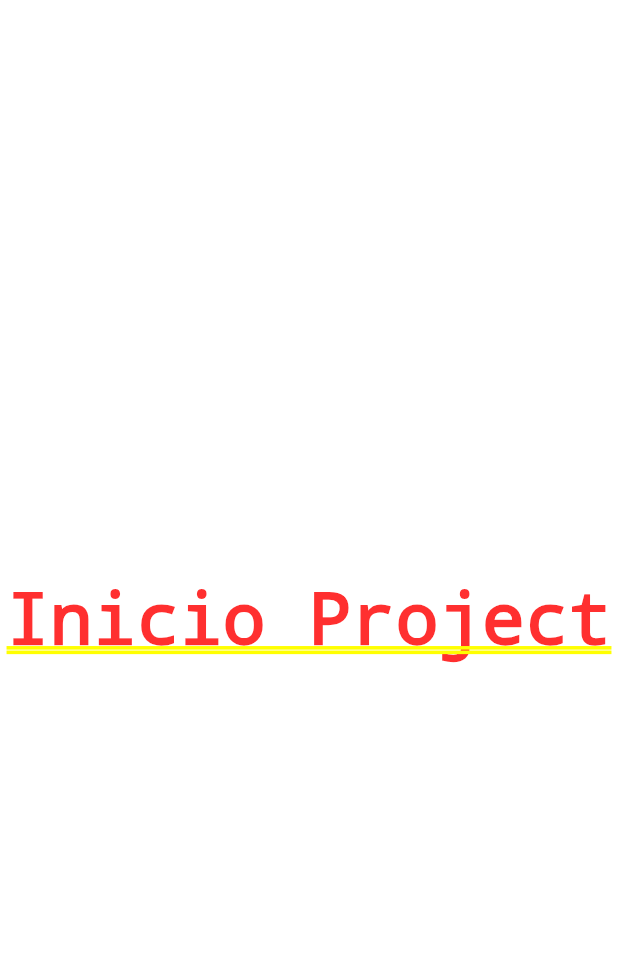
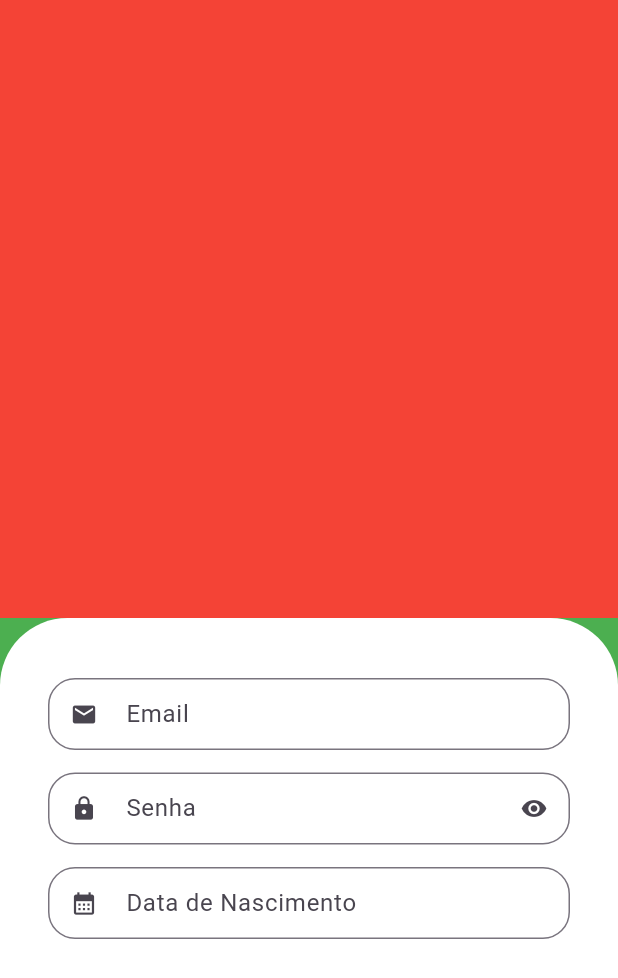
Before and after one commit to rodrigoSouza1984/classifields_apk-FLUTTER, a Flutter app: the screen it shows after launch, on a phone screen of 412 x 824 dp. Shown: the top 978 px of the screen. Run offline on Flutter 3.47's test engine with Material 2 defaults, Android fonts, the phone set to English and light mode, and no system bars.

Commit message:
feat: add intl plugin to format date, and color default apk create a file component input to use in formularios too crate page login and splash

```diff
--- a/lib/main.dart
+++ b/lib/main.dart
@@ -1,4 +1,5 @@
 import 'package:classifields_apk_flutter/src/pages/signIn/sign_in_screen.dart';
+import 'package:classifields_apk_flutter/src/pages/splashScreen/splash_screen.dart';
 import 'package:flutter/material.dart';
 
 void main() {
@@ -14,10 +15,10 @@ class MyApp extends StatelessWidget {
       title: 'Flutter Demo',
       debugShowCheckedModeBanner: false,
       theme: ThemeData(
-        colorScheme: ColorScheme.fromSeed(seedColor: Colors.deepPurple),
+        primarySwatch: Colors.green,
         useMaterial3: true,
       ),
-      home: const SignInScreen(),
+      home: SignInScreen(),
     );
   }
 }
--- /dev/null
+++ b/lib/src/components/input_component.dart
@@ -0,0 +1,105 @@
+import 'package:flutter/material.dart';
+import 'package:classifields_apk_flutter/src/utils/format_date.dart';
+
+class InputComponent extends StatefulWidget {
+
+  final IconData icon;
+  final String label;
+  final bool readOnly;
+  final bool isDate;
+  final bool isSecret;
+  final TextInputType? keyboardType;
+  final TextEditingController? controller;
+
+  bool isObscure = false;//don't need receive by constructor
+
+  InputComponent({
+    Key? key,
+    required this.icon,
+    required this.label,
+    this.readOnly = false,
+    this.keyboardType,
+    this.isDate = false,
+    this.isSecret = false,
+    this.controller,
+    }) : super(key: key);
+
+  @override
+  State<InputComponent> createState() => _InputComponentState();
+}
+
+class _InputComponentState extends State<InputComponent> {
+
+  final FormatDate formatDate = FormatDate();
+
+  DateTime? _selectedDate;
+
+  DateTime date = DateTime(2000, 01, 01);
+  bool hasDate = false;
+
+  bool isObscure = false;
+
+  //funcao para selecionar data
+  Future<void> selectDate(BuildContext context) async {
+    DateTime now = DateTime.now();
+
+    DateTime? newDate = await showDatePicker(
+      context: context,
+      initialDate: DateTime.now(),
+      firstDate: DateTime(1900),
+      lastDate: now,
+    );
+
+    if (newDate == null) return;
+
+    setState(() {
+      date = newDate;
+      hasDate = true;
+      widget.controller?.text = formatDate.formatDate(date);
+    });
+  }
+
+  @override
+  void initState() {
+    // TODO: implement initState
+    isObscure = widget.isSecret;
+  }
+
+  @override
+  Widget build(BuildContext context) {
+    return Padding(
+      padding: const EdgeInsets.only(bottom: 15),
+      child: TextFormField(
+        controller: widget.controller,
+        onTap: () async {
+          if(widget.isDate != true){
+            return;
+          }else{
+            await selectDate(context);
+          }
+        },
+        obscureText: isObscure,
+        keyboardType: widget.keyboardType,
+        readOnly: widget.readOnly,
+        decoration: InputDecoration(
+          prefixIcon: Icon(widget.icon),
+          suffixIcon: widget.isSecret
+          ? IconButton(
+            onPressed: () {
+              setState(() {
+              isObscure = !isObscure;
+              print(isObscure);
+              });
+            },
+            icon: Icon(isObscure ? Icons.visibility : Icons.visibility_off),
+          ) : null,
+          labelText: widget.label,
+          isDense: true,
+          border: OutlineInputBorder(
+            borderRadius: BorderRadius.circular(18)
+          ),
+        ),
+      ),
+    );
+  }
+}
--- a/lib/src/pages/signIn/sign_in_screen.dart
+++ b/lib/src/pages/signIn/sign_in_screen.dart
@@ -1,10 +1,64 @@
 import 'package:flutter/material.dart';
+import 'package:classifields_apk_flutter/src/components/input_component.dart';
 
 class SignInScreen extends StatelessWidget {
-  const SignInScreen({Key? key}) : super(key: key);
+  SignInScreen({Key? key}) : super(key: key);
+
+  final emailCtrl = TextEditingController();
+  final passwordCtrl = TextEditingController();
+  final birthdateCtrl = TextEditingController();
 
   @override
   Widget build(BuildContext context) {
-    return const Center(child: Text('Inicio Project'),);
+    return Scaffold(
+      backgroundColor: Colors.green,
+      body: Column(children: [
+        Expanded(
+          child: Container(
+            color: Colors.red,
+          ),
+        ),
+        Expanded(
+          child: Container(
+            padding: const EdgeInsets.symmetric(
+              horizontal: 32,
+              vertical: 40,
+            ),
+            decoration: const BoxDecoration(
+                color: Colors.white,
+                borderRadius: BorderRadius.vertical(top: Radius.circular(45))),
+            child: Column(
+              children: [
+                //email
+                InputComponent(
+                  controller: emailCtrl,
+                  keyboardType:TextInputType.emailAddress,
+                  icon: Icons.email,
+                  label: 'Email',
+                ),
+
+                //senha
+                InputComponent(
+                  controller: passwordCtrl,
+                  keyboardType:TextInputType.text,
+                  icon: Icons.lock,
+                  label: 'Senha',
+                  isSecret: true,
+                ),
+
+                InputComponent(
+                  keyboardType:TextInputType.none,
+                  controller: birthdateCtrl,
+                  icon: Icons.calendar_month,
+                  label: 'Data de Nascimento',
+                  readOnly: true,
+                  isDate: true,
+                ),
+              ],
+            ),
+          ),
+        )
+      ]),
+    );
   }
 }
--- /dev/null
+++ b/lib/src/utils/format_date.dart
@@ -0,0 +1,9 @@
+import 'package:intl/intl.dart';
+
+class FormatDate {
+
+  String formatDate(DateTime data) {
+    return DateFormat('dd/MM/yyyy').format(data);
+  }
+
+}
--- a/pubspec.yaml
+++ b/pubspec.yaml
@@ -35,6 +35,7 @@ dependencies:
   # The following adds the Cupertino Icons font to your application.
   # Use with the CupertinoIcons class for iOS style icons.
   cupertino_icons: ^1.0.2
+  intl: ^0.18.1
 
 dev_dependencies:
   flutter_test:
```
Also changed, not shown: lib/src/components/app_name_widget.dart (added, +39 -0 lines), lib/src/config/color_config_apk.dart (added, +21 -0 lines), lib/src/pages/splashScreen/splash_screen.dart (+60 -0 lines), pubspec.lock.
